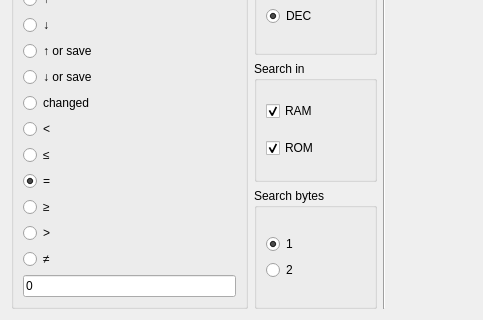
This is uis/cheating/search_cheat.ui in NADNES-TEAM/NADNES as Qt 5 draws it before an edit; both pictures show x 0 to 483 and y 291 to 611 of the 483 by 611 pixel window. The edited form follows.
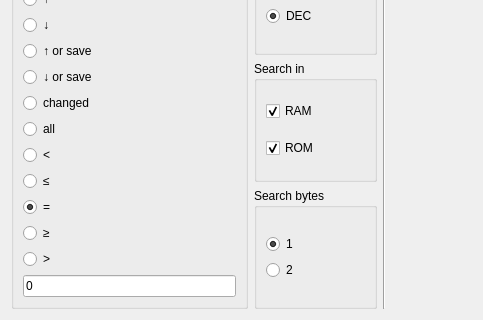
This is the edited form.

```diff
--- a/uis/cheating/search_cheat.ui
+++ b/uis/cheating/search_cheat.ui
@@ -95,6 +95,13 @@
                 </property>
                </widget>
               </item>
+              <item>
+               <widget class="QRadioButton" name="all">
+                <property name="text">
+                 <string>all</string>
+                </property>
+               </widget>
+              </item>
               <item>
                <widget class="QRadioButton" name="leRadio">
                 <property name="text">
@@ -133,13 +140,6 @@
                 </property>
                </widget>
               </item>
-              <item>
-               <widget class="QRadioButton" name="neqRadio">
-                <property name="text">
-                 <string>≠</string>
-                </property>
-               </widget>
-              </item>
               <item>
                <widget class="QLineEdit" name="compareWith">
                 <property name="text">
```
